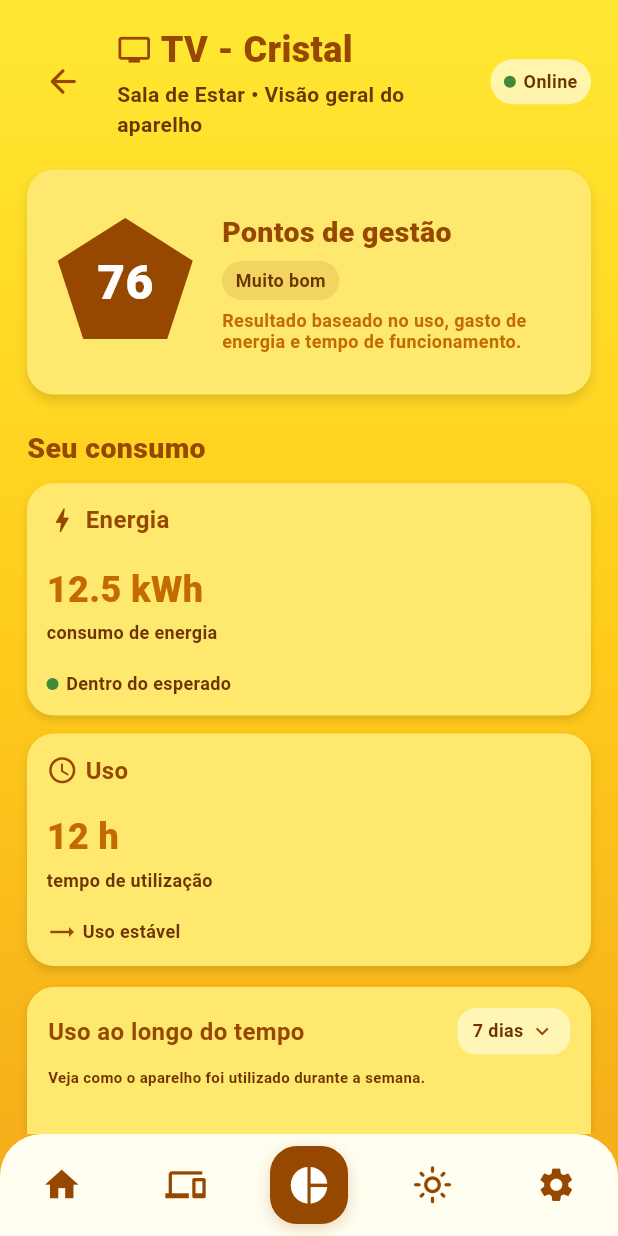
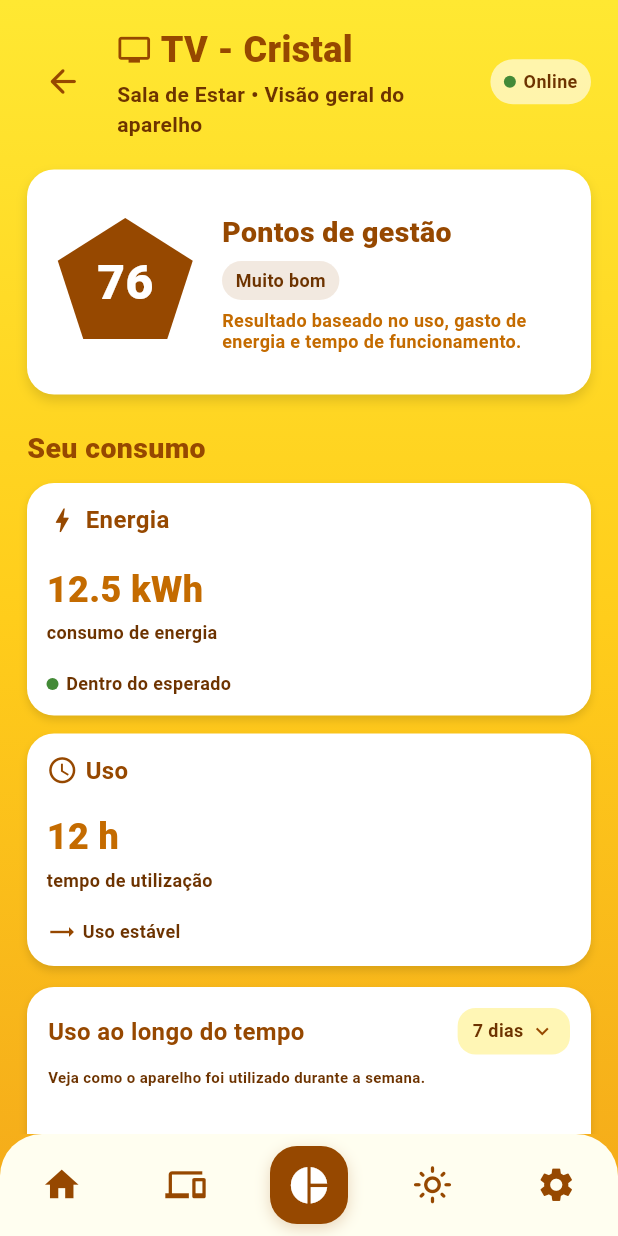
Before and after one commit to HigorLed/Fhive_flutter, a Flutter app: the TelaGraficosDetalhes screen opened directly with empty values, on a phone screen of 412 x 824 dp. Run offline on Flutter 3.47's test engine with Material 3 defaults, Android fonts, the phone set to English and light mode, and no system bars; our stand-ins replace flutter_svg; network calls fail; Roboto replaces fonts that are missing (Arvo, Montserrat).

Commit message:
Cards brancos nos gráficos, corrige overflow do seletor de local e erro na tela de segurança
Co-Authored-By: Claude Sonnet 5.5 <noreply@anthropic.com>
Claude-Session: https://claude.ai/code/session_01L1CQ758zM2kA4R97HRKuVQ

```diff
--- a/lib/features/analytics/presentation/graficos.dart
+++ b/lib/features/analytics/presentation/graficos.dart
@@ -22,7 +22,7 @@ class TelaGraficos extends StatefulWidget {
 
 class _TelaGraficosState extends State<TelaGraficos> {
   static const Color marrom = AppColors.primary;
-  static const Color fundoCard = AppColors.surface;
+  static const Color fundoCard = AppColors.white;
 
   /// Áreas recolhidas/expandidas. Chave: '<seção>|<área em minúsculas>'.
   final Map<String, bool> _areasAbertas = <String, bool>{};
@@ -381,7 +381,7 @@ class _TelaGraficosDetalhesState extends State<TelaGraficosDetalhes> {
   static const Color laranja = AppColors.warning;
   static const Color textoSecundario = AppColors.primaryDark;
   static const Color amareloClaro = AppColors.surface;
-  static const Color amareloCard = AppColors.surfaceStrong;
+  static const Color amareloCard = AppColors.white;
 
   String periodoSelecionado = '7 dias';
 
@@ -648,7 +648,7 @@ class _TelaGraficosDetalhesState extends State<TelaGraficosDetalhes> {
       constraints: const BoxConstraints(minHeight: 150),
       padding: const EdgeInsets.all(13),
       decoration: BoxDecoration(
-        color: AppColors.surfaceStrong,
+        color: AppColors.white,
         borderRadius: BorderRadius.circular(AppRadius.card),
         boxShadow: const [
           BoxShadow(
--- a/lib/features/analytics/presentation/indicador_grafico_detalhe.dart
+++ b/lib/features/analytics/presentation/indicador_grafico_detalhe.dart
@@ -40,9 +40,9 @@ class TelaIndicadorGraficoDetalhe extends StatefulWidget {
 class _TelaIndicadorGraficoDetalheState
     extends State<TelaIndicadorGraficoDetalhe> {
   static const Color marrom = AppColors.primary;
-  static const Color fundoCartao = AppColors.surface;
+  static const Color fundoCartao = AppColors.white;
   static const Color amarelo = AppColors.accent;
-  static const Color amareloSuave = AppColors.surface;
+  static const Color amareloSuave = AppColors.white;
   static const Color laranja = AppColors.warning;
   static const Color textoSuave = AppColors.primaryDark;
 
--- a/lib/features/settings/presentation/conta.dart
+++ b/lib/features/settings/presentation/conta.dart
@@ -315,6 +315,7 @@ class _TelaContaState extends State<TelaConta> {
         data: Theme.of(context).copyWith(dividerColor: Colors.transparent),
         child: ExpansionTile(
           key: const PageStorageKey<String>('perfil-seguranca'),
+          maintainState: true,
           tilePadding: const EdgeInsets.symmetric(horizontal: 16, vertical: 4),
           childrenPadding: const EdgeInsets.fromLTRB(16, 0, 16, 18),
           leading: Container(
@@ -343,7 +344,6 @@ class _TelaContaState extends State<TelaConta> {
                     controller: _senhaAtualController,
                     enabled: conta != null,
                     obscureText: !_mostrarSenhaAtual,
-                    autofillHints: const [AutofillHints.password],
                     textInputAction: TextInputAction.next,
                     decoration: InputDecoration(
                       labelText: 'Senha atual',
```
Also changed, not shown: lib/features/routines/presentation/rotinas.dart (+21 -4 lines).
